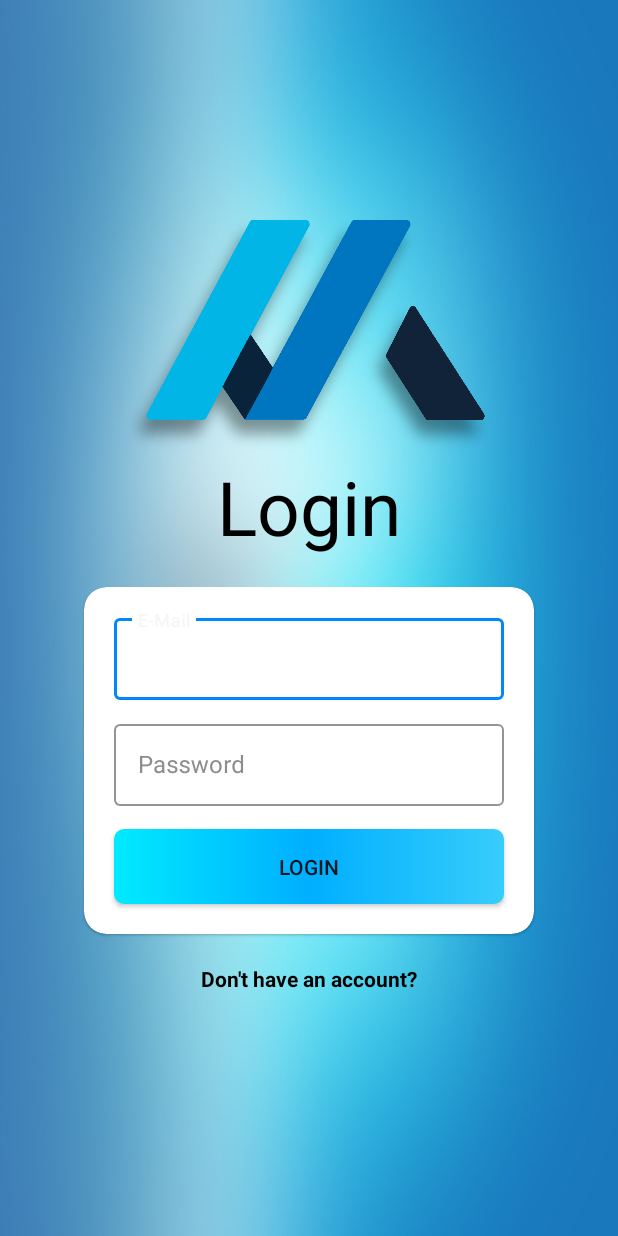
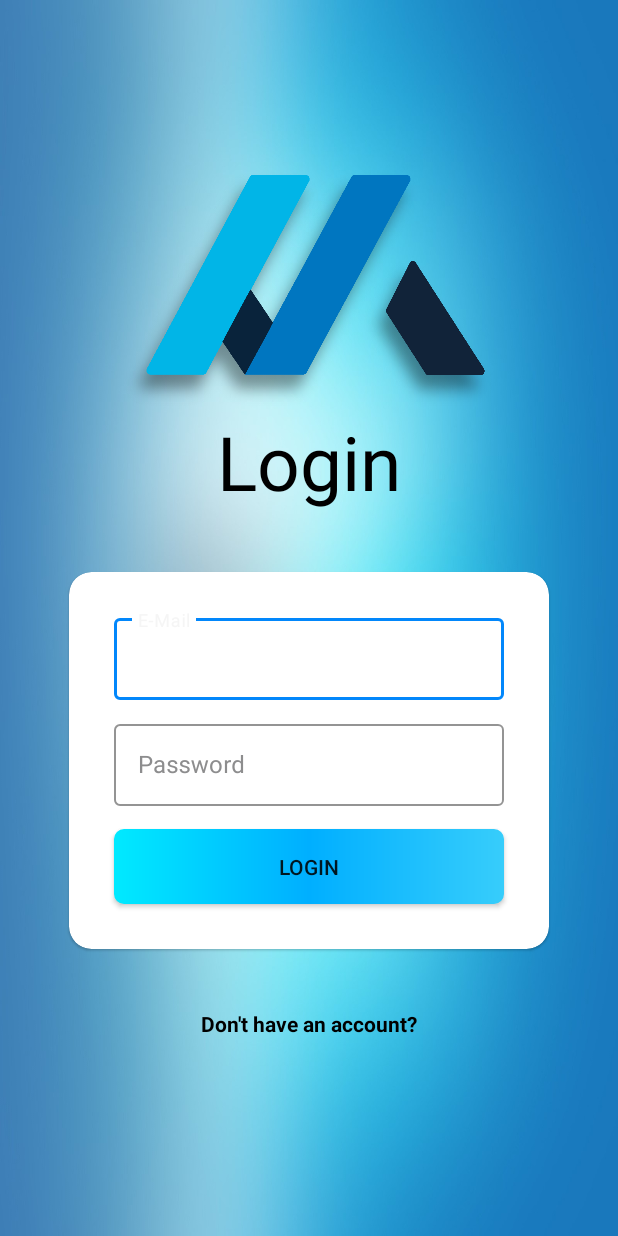
Before and after one commit to Hos18672/MyFitnessNote, an Android app: the screen it shows after launch (LoginActivity), on a phone screen of 412 x 824 dp. Run offline under Robolectric (Android 15) with nearby library versions, the phone set to English and light mode, and no system bars; our stand-ins replace Firebase (no records; nobody signed in at launch, a user with empty details on screens opened directly).

Commit message:
change UI

```diff
--- a/app/src/main/res/layout/activity_login.xml
+++ b/app/src/main/res/layout/activity_login.xml
@@ -35,16 +35,17 @@
             tools:layout_editor_absoluteX="165dp"
             tools:layout_editor_absoluteY="218dp" />
         <com.google.android.material.card.MaterialCardView
-            android:layout_width="300dp"
+            android:layout_width="320dp"
             android:layout_height="wrap_content"
             android:background="@android:color/white"
+            android:layout_margin="20dp"
             app:cardCornerRadius="15dp">
             <LinearLayout
                 android:id="@+id/ll2"
                 android:layout_width="match_parent"
                 android:layout_height="match_parent"
                 android:gravity="center"
-                android:layout_margin="10dp"
+                android:layout_margin="20dp"
                 android:orientation="vertical"
                 tools:ignore="UselessParent">
 
--- a/app/src/main/res/layout/activity_sign_up.xml
+++ b/app/src/main/res/layout/activity_sign_up.xml
@@ -34,7 +34,7 @@
             tools:layout_editor_absoluteY="218dp" />
 
         <com.google.android.material.card.MaterialCardView
-            android:layout_width="300dp"
+            android:layout_width="320dp"
             android:layout_height="wrap_content"
             android:layout_margin="10dp"
             android:background="@android:color/white"
@@ -45,7 +45,7 @@
                 android:id="@+id/ll2"
                 android:layout_width="match_parent"
                 android:layout_height="wrap_content"
-                android:layout_margin="10dp"
+                android:layout_margin="20dp"
                 android:gravity="center"
                 android:orientation="vertical"
                 tools:ignore="UselessParent">
```
